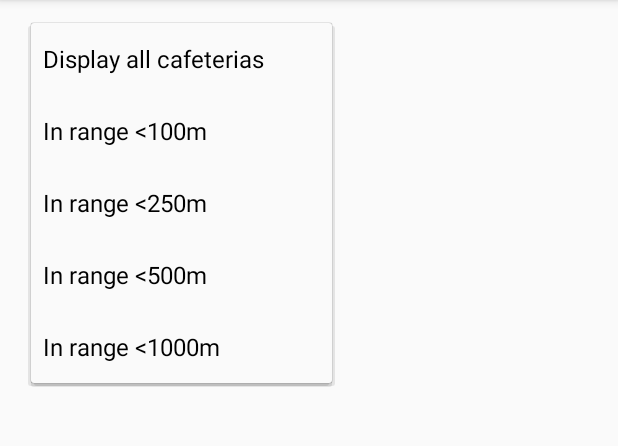
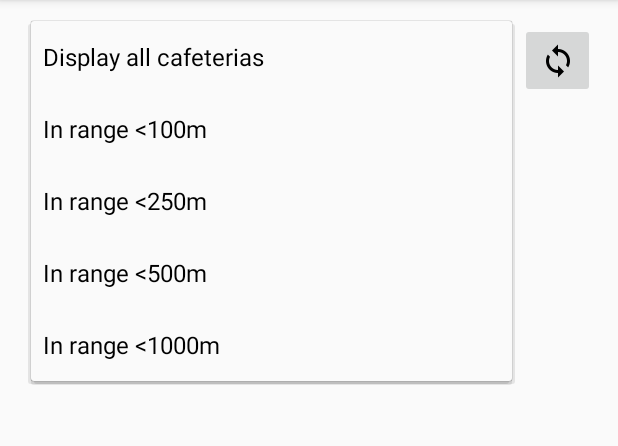
Before and after one commit to MattAgn/cafets-info, an Android app: the ListActivity screen opened directly, with no data from a screen before it, after a tap on "Display all cafeterias", on a phone screen of 412 x 824 dp, the part 84-530 px from its top. Run offline under Robolectric (Android 15) with nearby library versions, the phone set to English and light mode, and no system bars.

Commit message:
Refresh button and more data added

```diff
--- a/app/src/main/java/com/example/matt/locatecafets/Cafeteria.java
+++ b/app/src/main/java/com/example/matt/locatecafets/Cafeteria.java
@@ -14,6 +14,8 @@ import com.google.android.gms.maps.model.LatLng;
 public class Cafeteria implements Parcelable {
 
     //Attributes
+    private static int lastId;
+    private int id;
     private String name;
     private Bitmap image;
     private LatLng coordinates;
@@ -24,6 +26,8 @@ public class Cafeteria implements Parcelable {
 
     //Constructors
     public Cafeteria(String name, double latitude, double longitude, String address){
+        this.id = lastId + 1;
+        lastId ++;
         this.name = name;
         this.address = address;
         this.coordinates = new LatLng(latitude, longitude);
--- a/app/src/main/java/com/example/matt/locatecafets/ListActivity.java
+++ b/app/src/main/java/com/example/matt/locatecafets/ListActivity.java
@@ -8,6 +8,7 @@ import android.content.pm.PackageManager;
 import android.location.Location;
 import android.location.LocationListener;
 import android.location.LocationManager;
+import android.media.Image;
 import android.os.Bundle;
 import android.support.v4.app.ActivityCompat;
 import android.support.v4.content.ContextCompat;
@@ -18,6 +19,7 @@ import android.view.ViewGroup;
 import android.view.Window;
 import android.widget.AdapterView;
 import android.widget.ArrayAdapter;
+import android.widget.ImageButton;
 import android.widget.Spinner;
 import android.widget.TextView;
 import android.widget.Toast;
@@ -42,8 +44,8 @@ public class ListActivity extends Activity {
         super.onCreate(savedInstanceState);
         setContentView(R.layout.activity_list);
 
-        ViewGroup resultContainer = findViewById(R.id.result_container);
-        Spinner displaySpinner = (Spinner) findViewById(R.id.spinner);
+        ImageButton refreshButton = findViewById(R.id.refresh_image_button);
+        Spinner displaySpinner = findViewById(R.id.spinner);
         // Create an ArrayAdapter using the string array and a default spinner layout
         ArrayAdapter<CharSequence> adapter = ArrayAdapter.createFromResource(this,
                 R.array.display_range, android.R.layout.simple_spinner_item);
@@ -53,23 +55,12 @@ public class ListActivity extends Activity {
         displaySpinner.setAdapter(adapter);
         displaySpinner.setOnItemSelectedListener(spinnerListener);
 
-        if (ContextCompat.checkSelfPermission(this.getApplicationContext(), android.Manifest.permission.ACCESS_FINE_LOCATION)
-                == PackageManager.PERMISSION_GRANTED) { //Checks the permission to use Location
+        refreshButton.setOnClickListener(refreshClickListener);
 
-            // Getting Current Location
-            LocationManager locationManager = (LocationManager) getApplicationContext().getSystemService(Context.LOCATION_SERVICE);
-            locationManager.requestLocationUpdates(LocationManager.GPS_PROVIDER, 600, 50, locationListener);
-            Location myLocation = locationManager.getLastKnownLocation(LocationManager.GPS_PROVIDER);
-            if (myLocation != null) {
-                LatLng myCoordinates = new LatLng(myLocation.getLatitude(), myLocation.getLongitude());
-                updateOrderList(myLocation);
-                updateInterface();
-            } else {
-                Toast.makeText(this, "Position not found", Toast.LENGTH_SHORT).show();
-            }
-        }
+        handleLocation();
     }
 
+    //Helper functions
     public void updateOrderList(Location myLocation) {
         for (Cafeteria cafet : cafetList) {
             float dist = cafet.getLocation().distanceTo(myLocation);
@@ -92,7 +83,11 @@ public class ListActivity extends Activity {
         if (childCount != 0) {
             for (int i = 0; i < childCount; i++) {
                 Log.d("child nb", String.valueOf(i));
-                resultContainer.removeViewAt(i);
+                try {
+                    resultContainer.removeViewAt(i);
+                } catch (java.lang.NullPointerException error) {
+                    Log.d("error", error.getMessage());
+                };
                 Log.d("child removed", String.valueOf(i));
             }
         }
@@ -126,6 +121,26 @@ public class ListActivity extends Activity {
         }
     }
 
+    // Main function
+    public void handleLocation() {
+        if (ContextCompat.checkSelfPermission(this.getApplicationContext(), android.Manifest.permission.ACCESS_FINE_LOCATION)
+                == PackageManager.PERMISSION_GRANTED) { //Checks the permission to use Location
+
+            // Getting Current Location
+            LocationManager locationManager = (LocationManager) getApplicationContext().getSystemService(Context.LOCATION_SERVICE);
+            locationManager.requestLocationUpdates(LocationManager.GPS_PROVIDER, 600, 50, locationListener);
+            Location myLocation = locationManager.getLastKnownLocation(LocationManager.GPS_PROVIDER);
+            if (myLocation != null) {
+                LatLng myCoordinates = new LatLng(myLocation.getLatitude(), myLocation.getLongitude());
+                updateOrderList(myLocation);
+                updateInterface();
+            } else {
+                Toast.makeText(this, "Position not found", Toast.LENGTH_SHORT).show();
+            }
+        }
+    }
+
+    //Listeners
     LocationListener locationListener = new LocationListener() {
         @Override
         public void onLocationChanged(Location loc) {
@@ -139,12 +154,20 @@ public class ListActivity extends Activity {
         public void onProviderDisabled(String provider) {}
     };
 
+    View.OnClickListener refreshClickListener = new View.OnClickListener() {
+        @Override
+        public void onClick(View v) {
+            handleLocation();
+        }
+    };
+
     AdapterView.OnItemSelectedListener spinnerListener = new AdapterView.OnItemSelectedListener() {
         @Override
         public void onItemSelected(AdapterView<?> parent, View view, int position, long id) {
             int newMaxDistance = distanceValues.get((int)id);
             if (maxDistance != newMaxDistance ) {
-                updateInterface();
+                maxDistance = newMaxDistance;
+                handleLocation();
             }
         }
 
--- a/app/src/main/res/layout/activity_list.xml
+++ b/app/src/main/res/layout/activity_list.xml
@@ -1,5 +1,5 @@
 <?xml version="1.0" encoding="utf-8"?>
-<LinearLayout xmlns:android="http://schemas.android.com/apk/res/android"
+<RelativeLayout xmlns:android="http://schemas.android.com/apk/res/android"
     xmlns:app="http://schemas.android.com/apk/res-auto"
     xmlns:tools="http://schemas.android.com/tools"
     android:layout_width="match_parent"
@@ -9,22 +9,48 @@
     tools:context="com.example.matt.locatecafets.ListActivity">
 
 
+    <LinearLayout
+        android:id="@+id/first_layout"
+        android:layout_width="match_parent"
+        android:layout_height="wrap_content"
+        android:layout_weight="1"
+        android:layout_marginBottom="10dp"
+        android:orientation="horizontal">
+
         <Spinner
             android:id="@+id/spinner"
             android:layout_width="wrap_content"
             android:layout_height="wrap_content"
-        android:padding="5dp"
             android:layout_marginBottom="10dp"
-        android:layout_weight="1" />
+            android:layout_weight="1"
+            android:layout_gravity="center_vertical"
+            android:padding="5dp" />
+
+        <ImageButton
+            android:id="@+id/refresh_image_button"
+            android:layout_width="50dp"
+            android:layout_height="50dp"
+            android:src="@drawable/ic_loop_black_24dp"
+            android:contentDescription="@string/refresh" />
+
+    </LinearLayout>
+
+    <ScrollView
+        android:layout_width="match_parent"
+        android:layout_height="wrap_content"
+        android:layout_weight="1"
+        android:layout_below="@id/first_layout"
+        tools:ignore="UnknownId">
 
         <LinearLayout
             android:id="@+id/result_container"
             android:layout_width="match_parent"
-        android:layout_height="match_parent"
-        android:layout_weight="1"
+            android:layout_height="wrap_content"
             android:orientation="vertical">
 
         </LinearLayout>
 
+    </ScrollView>
 
-</LinearLayout>
+
+</RelativeLayout>
--- a/app/src/main/res/values/strings.xml
+++ b/app/src/main/res/values/strings.xml
@@ -10,4 +10,5 @@
     <string name="satellite_view">Satellite map view</string>
     <string name="list_view">See list</string>
     <string name="display_cafeterias">Display All</string>
+    <string name="refresh">Refresh</string>
 </resources>
```
Also changed, not shown: app/src/main/java/com/example/matt/locatecafets/Database.java (+18 -21 lines), app/src/main/res/drawable-hdpi/ic_loop_black_24dp.png (added), app/src/main/res/drawable-mdpi/ic_loop_black_24dp.png (added), app/src/main/res/drawable/ic_loop_black_24dp.png (added). Lines whose indentation alone changed are shown as unchanged.
